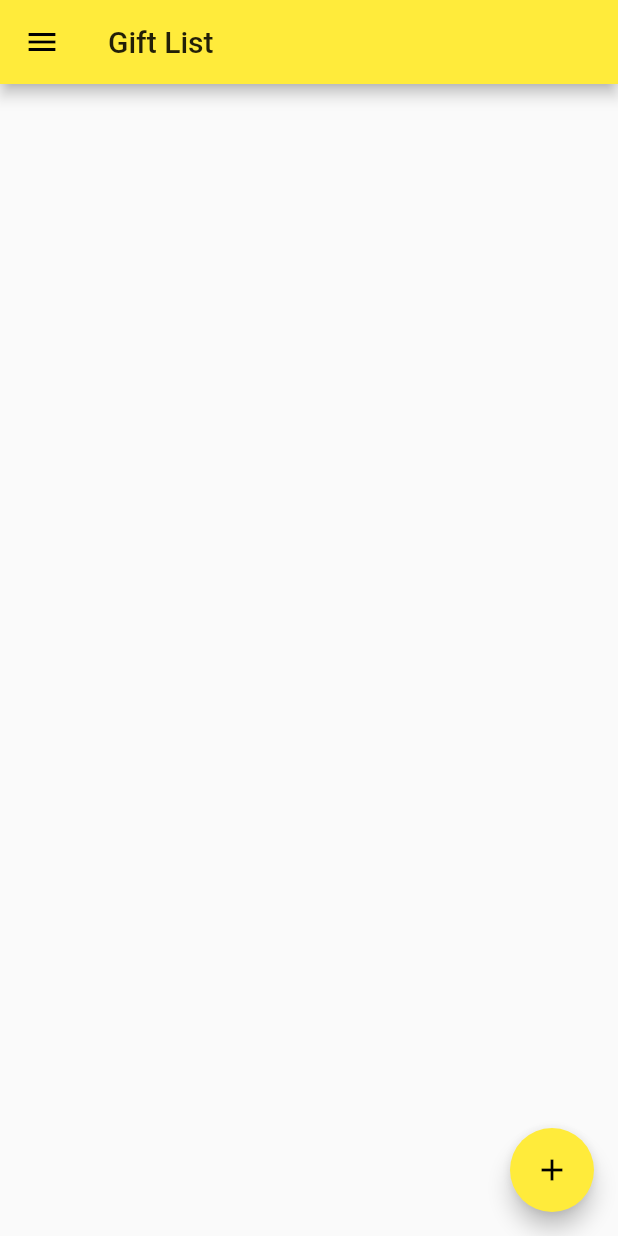
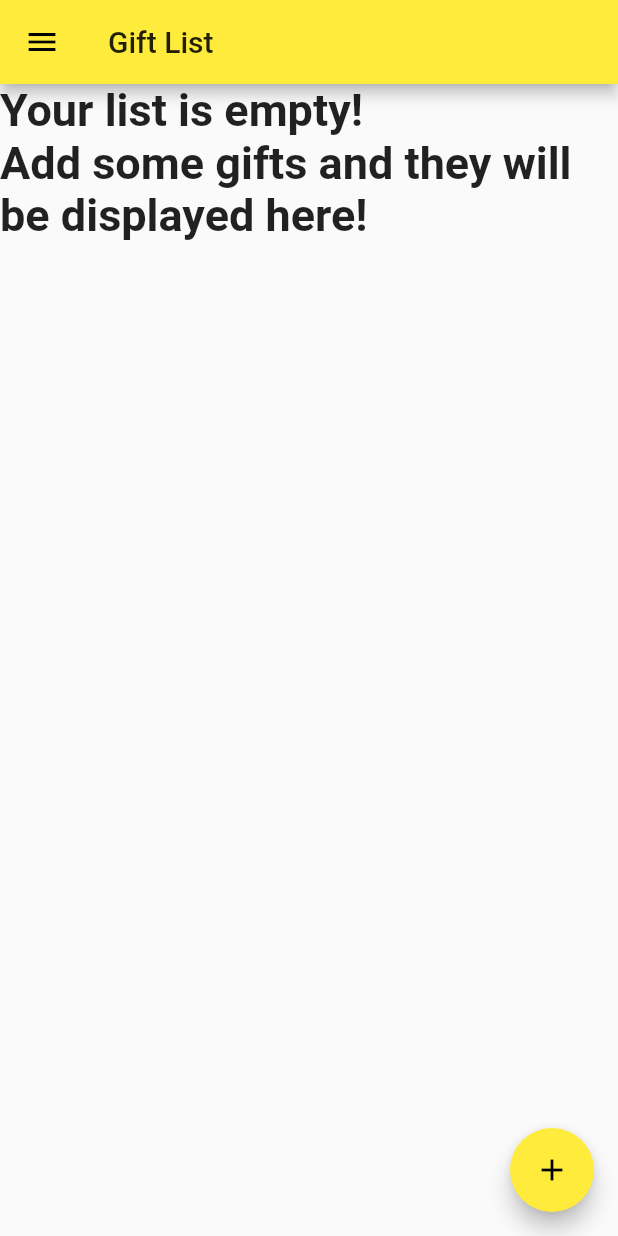
Before and after one commit to ksaetern6/GiftTracker-1, a Flutter app: the screen it shows after launch, in the side drawer, after a tap on "Gift List", on a phone screen of 412 x 824 dp. Run offline on Flutter 3.47's test engine with Material 2 defaults, Android fonts, the phone set to English and light mode, and no system bars.

Commit message:
More attempts at getting the gifts to display, not done yet.

```diff
--- a/gift_tracker/lib/AddGiftPage.dart
+++ b/gift_tracker/lib/AddGiftPage.dart
@@ -43,6 +43,7 @@ class _AddGiftPage extends State<AddGiftPage>
 
     tempList.printList(); // for checking
 
+    Navigator.pop(context);
   }
 
   // -- Main Widget Builder --//
--- a/gift_tracker/lib/GiftList.dart
+++ b/gift_tracker/lib/GiftList.dart
@@ -35,7 +35,15 @@ class GiftList
 
   int getLengthOfList()
   {
+    if(giftList.isEmpty)
+      return 1;
+
     return giftList.length;
+  }
+
+  bool isListEmpty()
+  {
+    return giftList.isEmpty;
   }
 
   String getName(int index)
--- a/gift_tracker/lib/GiftListPage.dart
+++ b/gift_tracker/lib/GiftListPage.dart
@@ -19,11 +19,21 @@ class _GiftListPage extends State<GiftListPage>
 
   _buildGiftsList(index)
   {
+    if(gifts.isListEmpty())
+      return new Center( //TODO make this something better looking
+          child: Text("Your list is empty! \n"
+                      "Add some gifts and they will be displayed here!",
+                 style: TextStyle(
+                    fontSize: 30.0,
+                    fontWeight: FontWeight.bold)
+          )
+      );
+    else
       return new GestureDetector(
         onTap: ()
          {
            // TODO later on, ONLY the giftee should be able to tap the gift
-         // TODO   and make updates it
+           // TODO  and make updates it
            print("gift tapped");
          },
         child: Container(
@@ -36,6 +46,7 @@ class _GiftListPage extends State<GiftListPage>
                   crossAxisAlignment: CrossAxisAlignment.stretch,
                   children: <Widget>[
                     Text(
+                      //"temp",
                       gifts.getName(index),
                       textAlign: TextAlign.left,
                       style: TextStyle(
@@ -44,6 +55,7 @@ class _GiftListPage extends State<GiftListPage>
                       )
                     ),
                     Text(
+                      //"temp",
                       gifts.getDescription(index),
                       textAlign: TextAlign.left,
                       style: TextStyle(
@@ -87,8 +99,9 @@ class _GiftListPage extends State<GiftListPage>
 
       body: Container(
         child: ListView.builder(
-          itemBuilder: (context, index) => _buildGiftsList(index),
-          itemCount: gifts.getLengthOfList()
+          itemCount: gifts.getLengthOfList(),
+          itemBuilder: (BuildContext context, int index) => _buildGiftsList(index)
+            //TODO i think this should be rebuilt everytime the page is brought up
         )
       )
     );
```
Lines whose indentation alone changed are shown as unchanged.
